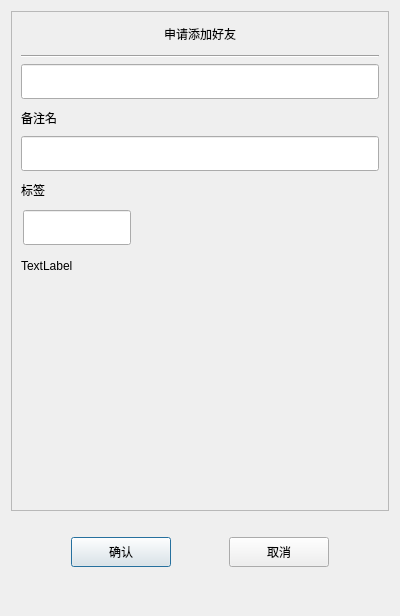
First picture: the form in client/lz_chat/authenfriend.ui, repository XiaoZhijiayou/lzh_chat, before the edit.
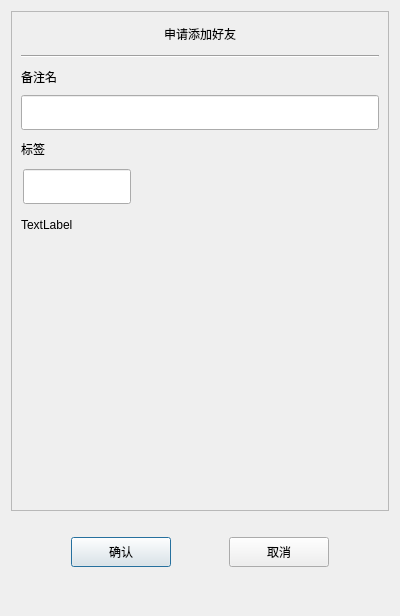
Second picture: the form after the edit. Custom widgets are drawn as their Qt base class.

```diff
--- a/client/lz_chat/authenfriend.ui
+++ b/client/lz_chat/authenfriend.ui
@@ -76,22 +76,6 @@
             </property>
            </widget>
           </item>
-          <item>
-           <widget class="CustomizeEdit" name="name_ed">
-            <property name="minimumSize">
-             <size>
-              <width>0</width>
-              <height>35</height>
-             </size>
-            </property>
-            <property name="maximumSize">
-             <size>
-              <width>16777215</width>
-              <height>35</height>
-             </size>
-            </property>
-           </widget>
-          </item>
           <item>
            <widget class="QLabel" name="label_2">
             <property name="minimumSize">
```
